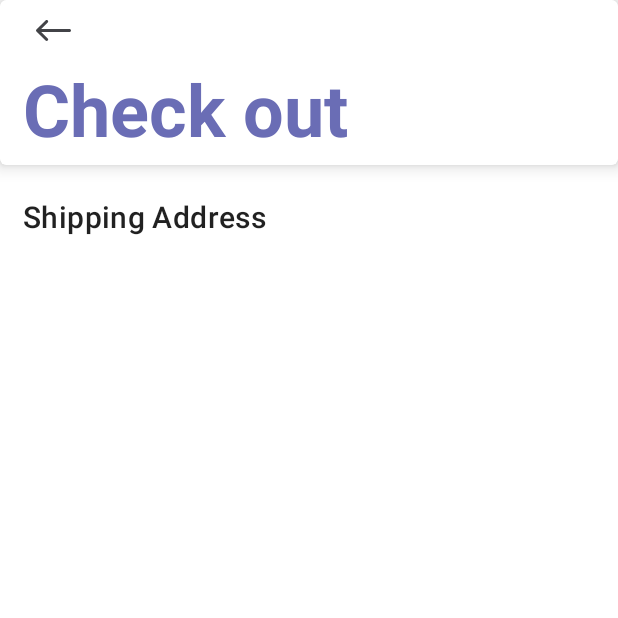
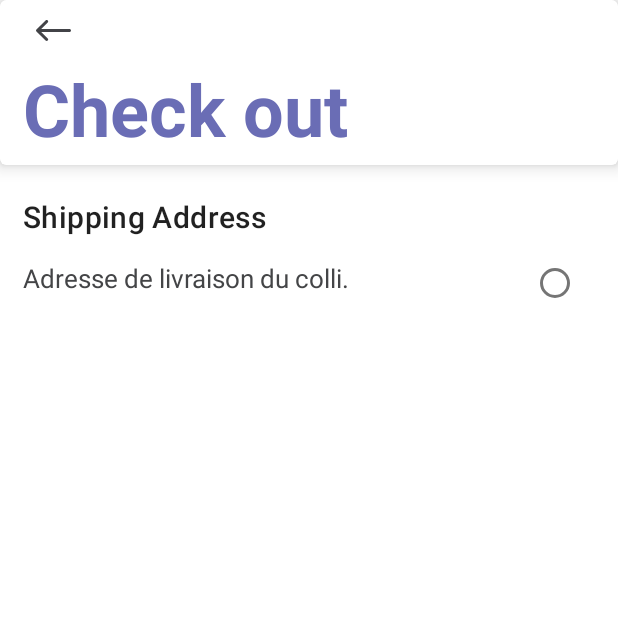
Before and after one commit to ronald-tchuekou/FirstTP, an Android app: the CheckoutActivity screen opened directly, with no data from a screen before it, on a phone screen of 412 x 824 dp, the top half of it. Run offline under Robolectric (Android 15) with nearby library versions, the phone set to English and light mode, and no system bars.

Commit message:
Nouvelle modification.

```diff
--- a/app/src/main/res/layout/activity_checkout.xml
+++ b/app/src/main/res/layout/activity_checkout.xml
@@ -66,21 +66,47 @@
 
             <androidx.recyclerview.widget.RecyclerView
                 android:id="@+id/checkout_content_recycler_id"
-                tools:listitem="@layout/layout_item_checkout"
+                android:layout_width="match_parent"
+                android:layout_height="wrap_content"
+                android:layout_marginTop="@dimen/text_spacing"
+                android:scrollbars="none"
                 tools:itemCount="2"
-                android:scrollbars="none"
-                android:layout_marginTop="@dimen/text_spacing"
-                android:layout_width="match_parent"
-                android:layout_height="wrap_content"/>
+                tools:listitem="@layout/layout_item_checkout" />
 
             <TextView
                 android:layout_width="match_parent"
                 android:layout_height="wrap_content"
+                android:padding="@dimen/default_margin"
                 android:text="Shipping Address"
-                android:textAppearance="@style/TextAppearance.MaterialComponents.Headline6"
-                android:padding="@dimen/default_margin"
-                />
+                android:textAppearance="@style/TextAppearance.MaterialComponents.Headline6" />
 
+            <LinearLayout
+                android:paddingHorizontal="@dimen/default_margin"
+                android:layout_width="match_parent"
+                android:layout_height="match_parent"
+                android:orientation="horizontal">
+
+                <TextView
+                    android:id="@+id/textView8"
+                    android:layout_width="0dp"
+                    android:layout_height="wrap_content"
+                    android:layout_weight="8"
+                    android:textColor="@color/dark"
+                    android:textSize="17sp"
+                    android:text="Adresse de livraison du colli." />
+
+                <RadioGroup
+                    android:layout_gravity="end"
+                    android:layout_width="0dp"
+                    android:layout_height="wrap_content"
+                    android:layout_weight="1">
+
+                    <RadioButton
+                        android:id="@+id/radioButton"
+                        android:layout_width="30dp"
+                        android:layout_height="30dp" />
+                </RadioGroup>
+            </LinearLayout>
 
 
         </LinearLayout>
--- a/app/src/main/res/layout/fragment_cart.xml
+++ b/app/src/main/res/layout/fragment_cart.xml
@@ -105,14 +105,14 @@
         android:layout_marginBottom="@dimen/text_spacing"
         android:paddingHorizontal="5dp"
         app:layoutManager="androidx.recyclerview.widget.LinearLayoutManager"
-        app:layout_constraintBottom_toTopOf="@+id/button"
+        app:layout_constraintBottom_toTopOf="@+id/checkout_btn_id"
         app:layout_constraintEnd_toEndOf="parent"
         app:layout_constraintStart_toStartOf="parent"
         app:layout_constraintTop_toBottomOf="@+id/materialCardView"
         tools:listitem="@layout/layout_item_home" />
 
     <Button
-        android:id="@+id/button"
+        android:id="@+id/checkout_btn_id"
         android:layout_width="0dp"
         android:layout_height="wrap_content"
         android:text="@string/check_out"
```
Also changed, not shown: app/src/main/java/com/workshop/firsttp/adapters/HomeAdapter.java (+4 -7 lines), app/src/main/java/com/workshop/firsttp/fragments/FragmentCart.java (+9 -0 lines).
